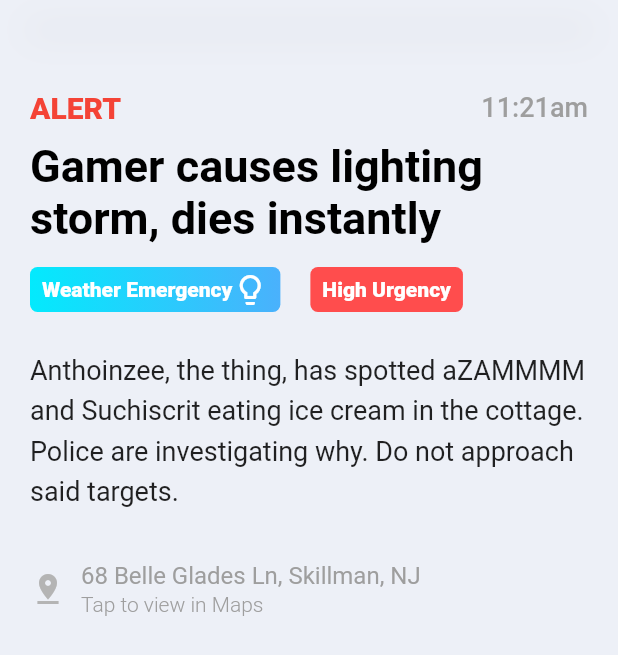
After one commit to antz22/Alertra, a Flutter app: the TeacherHomePage screen opened directly, after a tap on "Gamer causes lighting storm, dies instan", on a phone screen of 412 x 824 dp. The commit adds this screen. Shown: the top 655 px of the screen. Run offline on Flutter 3.47's test engine with Material 2 defaults, Android fonts, the phone set to English and light mode, and no system bars; our stand-ins replace buttons_tabbar, dropdown_button2, flutter_secure_storage, flutter_svg, shared_preferences; accounts and stored records are empty.

Commit message:
add alert info page

```diff
--- /dev/null
+++ b/flutter_alertra/lib/screens/main/alert_info.dart
@@ -0,0 +1,161 @@
+import 'package:flutter/material.dart';
+import 'package:flutter_alertra/constants/constants.dart';
+
+class AlertInfo extends StatelessWidget {
+  const AlertInfo({Key? key}) : super(key: key);
+
+  @override
+  Widget build(BuildContext context) {
+    return Scaffold(
+      backgroundColor: const Color(0xFFEDF0F7),
+      body: Container(
+        padding: const EdgeInsets.all(20.0),
+        child: Column(
+          crossAxisAlignment: CrossAxisAlignment.start,
+          children: [
+            Container(
+              decoration: BoxDecoration(
+                boxShadow: [
+                  BoxShadow(
+                    color: Colors.grey.withOpacity(0.2),
+                    spreadRadius: 3,
+                    blurRadius: 20,
+                  ),
+                ],
+              ),
+            ),
+            const SizedBox(height: 2 * kDefaultPadding),
+            Row(
+              children: const [
+                Text(
+                  'ALERT',
+                  style: TextStyle(
+                    fontSize: 20,
+                    fontWeight: FontWeight.w900,
+                    color: Colors.red,
+                  ),
+                ),
+                Spacer(),
+                Text(
+                  '11:21am',
+                  style: TextStyle(
+                    fontSize: 18,
+                    fontWeight: FontWeight.w500,
+                    color: Colors.grey,
+                  ),
+                ),
+              ],
+            ),
+            const SizedBox(height: kDefaultPadding * 0.5),
+            const Text(
+              'Gamer causes lighting storm, dies instantly',
+              style: TextStyle(
+                fontSize: 30,
+                fontWeight: FontWeight.w600,
+                color: Colors.black,
+              ),
+            ),
+            const SizedBox(height: kDefaultPadding * 0.75),
+            Row(
+              children: [
+                Container(
+                  height: 30.0,
+                  padding: const EdgeInsets.symmetric(horizontal: 8.0),
+                  decoration: const BoxDecoration(
+                    gradient: LinearGradient(
+                      colors: [
+                        Color(0xFF03EAFD),
+                        Color(0xFF4AB1FC),
+                      ],
+                    ),
+                    borderRadius: BorderRadius.all(
+                      Radius.circular(5.0),
+                    ),
+                  ),
+                  child: Row(
+                    children: const [
+                      Text(
+                        "Weather Emergency",
+                        style: TextStyle(
+                          color: Colors.white,
+                          fontWeight: FontWeight.w800,
+                        ),
+                      ),
+                      Icon(
+                        Icons.lightbulb_outline_rounded,
+                        color: Colors.white,
+                      ),
+                    ],
+                  ),
+                ),
+                const SizedBox(width: kDefaultPadding),
+                Container(
+                  height: 30.0,
+                  padding: const EdgeInsets.symmetric(horizontal: 8.0),
+                  decoration: const BoxDecoration(
+                    color: Color(0xFFFF4D4D),
+                    borderRadius: BorderRadius.all(
+                      Radius.circular(5.0),
+                    ),
+                  ),
+                  child: Column(
+                    mainAxisAlignment: MainAxisAlignment.center,
+                    children: const [
+                      Text(
+                        "High Urgency",
+                        style: TextStyle(
+                          color: Colors.white,
+                          fontWeight: FontWeight.w800,
+                        ),
+                      ),
+                    ],
+                  ),
+                ),
+              ],
+            ),
+            const SizedBox(height: kDefaultPadding * 1.2),
+            const Text(
+              "Anthoinzee, the thing, has spotted aZAMMMM and Suchiscrit eating ice cream in the cottage. Police are investigating why. Do not approach said targets.",
+              style: TextStyle(
+                fontSize: 18.0,
+                height: 1.5,
+              ),
+            ),
+            const SizedBox(height: kDefaultPadding * 1.7),
+            Row(
+              children: [
+                const Icon(
+                  Icons.pin_drop,
+                  color: Color(0xFFB4B4B4),
+                ),
+                const SizedBox(width: kDefaultPadding * 0.5),
+                Column(
+                  crossAxisAlignment: CrossAxisAlignment.start,
+                  children: const [
+                    Text(
+                      "68 Belle Glades Ln, Skillman, NJ",
+                      style: TextStyle(
+                        fontSize: 16.0,
+                        fontWeight: FontWeight.w400,
+                        color: Color(0xFF9E9E9E),
+                      ),
+                    ),
+                    SizedBox(height: kDefaultPadding * 0.1),
+                    Text(
+                      "Tap to view in Maps",
+                      style: TextStyle(
+                        fontSize: 14.0,
+                        fontWeight: FontWeight.w300,
+                        color: Color(0xFF9E9E9E),
+                      ),
+                    ),
+                  ],
+                ),
+              ],
+            ),
+          ],
+        ),
+      ),
+    );
+  }
+}
--- a/flutter_alertra/lib/screens/main/feed/feed.dart
+++ b/flutter_alertra/lib/screens/main/feed/feed.dart
@@ -1,6 +1,7 @@
 import 'package:flutter/material.dart';
 import 'package:flutter_alertra/constants/constants.dart';
 import 'package:flutter_alertra/screens/main/feed/create_report.dart';
+import 'package:flutter_alertra/screens/main/alert_info.dart';
 import 'package:flutter_alertra/screens/teacher/home/teacher_home_page.dart';
 
 class Feed extends StatelessWidget {
@@ -50,9 +51,18 @@ class Feed extends StatelessWidget {
           Expanded(
             child: ListView(
               children: [
-                Material(
+                GestureDetector(
+                  onTap: () {
+                    Navigator.push(
+                      context,
+                      MaterialPageRoute(
+                        builder: (context) => AlertInfo(),
+                      ),
+                    );
+                  },
+                  child: Material(
                     elevation: 16,
-                  shadowColor: Color.fromARGB(255, 255, 170, 170),
+                    shadowColor: const Color.fromARGB(255, 255, 170, 170),
                     shape: RoundedRectangleBorder(
                       borderRadius: BorderRadius.circular(20),
                     ),
@@ -80,6 +90,7 @@ class Feed extends StatelessWidget {
                         style: TextStyle(color: Colors.grey),
                       ),
                     ),
+                  ),
                 )
               ],
             ),
```
Also changed, not shown: flutter_alertra/pubspec.lock. Lines whose indentation alone changed are shown as unchanged.
